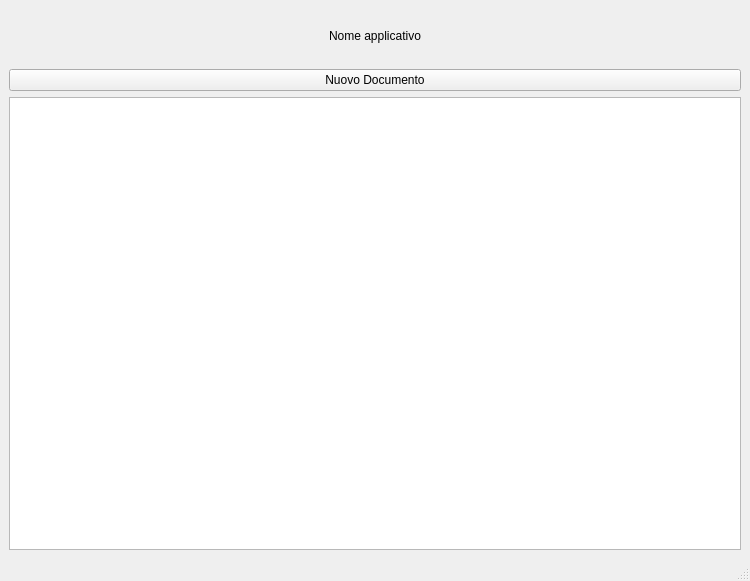
This is Malnati_Client/mainwindow.ui in PDSEditor/NjoiN as Qt 5 draws it before an edit. The edited form follows.
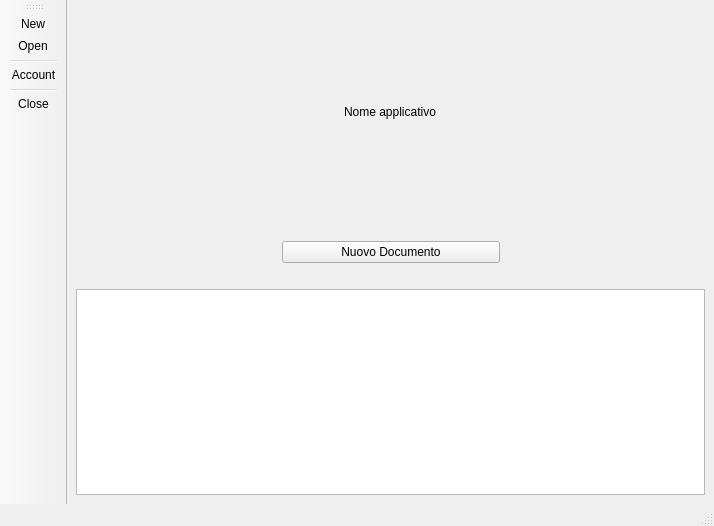
This is the edited form. Icons and pictures are not drawn.

Commit message: Add Account interface Change MainWindows Change login stream

```diff
--- a/Malnati_Client/mainwindow.ui
+++ b/Malnati_Client/mainwindow.ui
@@ -6,8 +6,8 @@
    <rect>
     <x>0</x>
     <y>0</y>
-    <width>750</width>
-    <height>581</height>
+    <width>714</width>
+    <height>526</height>
    </rect>
   </property>
   <property name="sizePolicy">
@@ -16,29 +16,118 @@
     <verstretch>0</verstretch>
    </sizepolicy>
   </property>
+  <property name="font">
+   <font>
+    <family>MS Shell Dlg 2</family>
+   </font>
+  </property>
   <property name="windowTitle">
    <string>MainWindow</string>
   </property>
   <widget class="QWidget" name="centralwidget">
-   <layout class="QVBoxLayout" name="verticalLayout">
-    <item>
-     <layout class="QVBoxLayout" name="verticalLayout_2">
-      <property name="spacing">
-       <number>7</number>
+   <layout class="QGridLayout" name="gridLayout">
+    <item row="2" column="0">
+     <spacer name="horizontalSpacer">
+      <property name="orientation">
+       <enum>Qt::Horizontal</enum>
       </property>
+      <property name="sizeHint" stdset="0">
+       <size>
+        <width>314</width>
+        <height>20</height>
+       </size>
+      </property>
+     </spacer>
+    </item>
+    <item row="3" column="1">
+     <spacer name="verticalSpacer">
+      <property name="orientation">
+       <enum>Qt::Vertical</enum>
+      </property>
+      <property name="sizeType">
+       <enum>QSizePolicy::Fixed</enum>
+      </property>
+      <property name="sizeHint" stdset="0">
+       <size>
+        <width>20</width>
+        <height>20</height>
+       </size>
+      </property>
+     </spacer>
+    </item>
+    <item row="4" column="0" colspan="3">
+     <widget class="QListWidget" name="listWidget">
+      <property name="sizePolicy">
+       <sizepolicy hsizetype="Ignored" vsizetype="MinimumExpanding">
+        <horstretch>0</horstretch>
+        <verstretch>0</verstretch>
+       </sizepolicy>
+      </property>
+     </widget>
+    </item>
+    <item row="2" column="2">
+     <spacer name="horizontalSpacer_2">
+      <property name="orientation">
+       <enum>Qt::Horizontal</enum>
+      </property>
+      <property name="sizeHint" stdset="0">
+       <size>
+        <width>313</width>
+        <height>20</height>
+       </size>
+      </property>
+     </spacer>
+    </item>
+    <item row="2" column="1">
+     <widget class="QPushButton" name="pushButton">
+      <property name="sizePolicy">
+       <sizepolicy hsizetype="Minimum" vsizetype="Fixed">
+        <horstretch>0</horstretch>
+        <verstretch>0</verstretch>
+       </sizepolicy>
+      </property>
+      <property name="text">
+       <string>Nuovo Documento</string>
+      </property>
+     </widget>
+    </item>
+    <item row="1" column="1">
+     <spacer name="verticalSpacer_2">
+      <property name="orientation">
+       <enum>Qt::Vertical</enum>
+      </property>
+      <property name="sizeType">
+       <enum>QSizePolicy::Fixed</enum>
+      </property>
+      <property name="sizeHint" stdset="0">
+       <size>
+        <width>218</width>
+        <height>20</height>
+       </size>
+      </property>
+     </spacer>
+    </item>
+    <item row="0" column="0" colspan="3">
+     <layout class="QGridLayout" name="gridLayout_3">
       <property name="sizeConstraint">
        <enum>QLayout::SetDefaultConstraint</enum>
       </property>
+      <property name="leftMargin">
+       <number>20</number>
+      </property>
       <property name="topMargin">
        <number>20</number>
       </property>
+      <property name="rightMargin">
+       <number>20</number>
+      </property>
       <property name="bottomMargin">
        <number>20</number>
       </property>
-      <item alignment="Qt::AlignHCenter|Qt::AlignTop">
+      <item row="0" column="0">
        <widget class="QLabel" name="label">
         <property name="sizePolicy">
-         <sizepolicy hsizetype="Preferred" vsizetype="Expanding">
+         <sizepolicy hsizetype="Maximum" vsizetype="Expanding">
           <horstretch>0</horstretch>
           <verstretch>0</verstretch>
          </sizepolicy>
@@ -59,29 +148,6 @@
       </item>
      </layout>
     </item>
-    <item alignment="Qt::AlignTop">
-     <widget class="QPushButton" name="pushButton">
-      <property name="sizePolicy">
-       <sizepolicy hsizetype="Minimum" vsizetype="Fixed">
-        <horstretch>0</horstretch>
-        <verstretch>0</verstretch>
-       </sizepolicy>
-      </property>
-      <property name="text">
-       <string>Nuovo Documento</string>
-      </property>
-     </widget>
-    </item>
-    <item>
-     <widget class="QListWidget" name="listWidget">
-      <property name="sizePolicy">
-       <sizepolicy hsizetype="Ignored" vsizetype="MinimumExpanding">
-        <horstretch>0</horstretch>
-        <verstretch>0</verstretch>
-       </sizepolicy>
-      </property>
-     </widget>
-    </item>
    </layout>
    <zorder>listWidget</zorder>
    <zorder>verticalLayoutWidget</zorder>
@@ -98,6 +164,71 @@
    </property>
   </widget>
   <widget class="QStatusBar" name="statusbar"/>
+  <widget class="QToolBar" name="toolBar">
+   <property name="windowTitle">
+    <string>toolBar</string>
+   </property>
+   <attribute name="toolBarArea">
+    <enum>LeftToolBarArea</enum>
+   </attribute>
+   <attribute name="toolBarBreak">
+    <bool>false</bool>
+   </attribute>
+   <addaction name="actionNew"/>
+   <addaction name="actionOpen"/>
+   <addaction name="separator"/>
+   <addaction name="actionAccount"/>
+   <addaction name="separator"/>
+   <addaction name="actionClose"/>
+  </widget>
+  <action name="actionNew">
+   <property name="icon">
+    <iconset resource="textedit.qrc">
+     <normaloff>:/images/Icons/icons8-insert-page-24.png</normaloff>:/images/Icons/icons8-insert-page-24.png</iconset>
+   </property>
+   <property name="text">
+    <string>New</string>
+   </property>
+   <property name="toolTip">
+    <string>New</string>
+   </property>
+  </action>
+  <action name="actionOpen">
+   <property name="icon">
+    <iconset resource="textedit.qrc">
+     <normaloff>:/images/Icons/icons8-open-document-24.png</normaloff>:/images/Icons/icons8-open-document-24.png</iconset>
+   </property>
+   <property name="text">
+    <string>Open</string>
+   </property>
+   <property name="toolTip">
+    <string>Open</string>
+   </property>
+  </action>
+  <action name="actionAccount">
+   <property name="icon">
+    <iconset resource="textedit.qrc">
+     <normaloff>:/images/Icons/icons8-male-user-24.png</normaloff>:/images/Icons/icons8-male-user-24.png</iconset>
+   </property>
+   <property name="text">
+    <string>Account</string>
+   </property>
+   <property name="toolTip">
+    <string>Account</string>
+   </property>
+  </action>
+  <action name="actionClose">
+   <property name="icon">
+    <iconset resource="textedit.qrc">
+     <normaloff>:/images/Icons/icons8-cancel-24.png</normaloff>:/images/Icons/icons8-cancel-24.png</iconset>
+   </property>
+   <property name="text">
+    <string>Close</string>
+   </property>
+   <property name="toolTip">
+    <string>Close</string>
+   </property>
+  </action>
  </widget>
  <resources/>
  <connections/>
```
Left out of the diff: 9 changed lines with no effect on the pictures. The commit also changes 16 other files.
